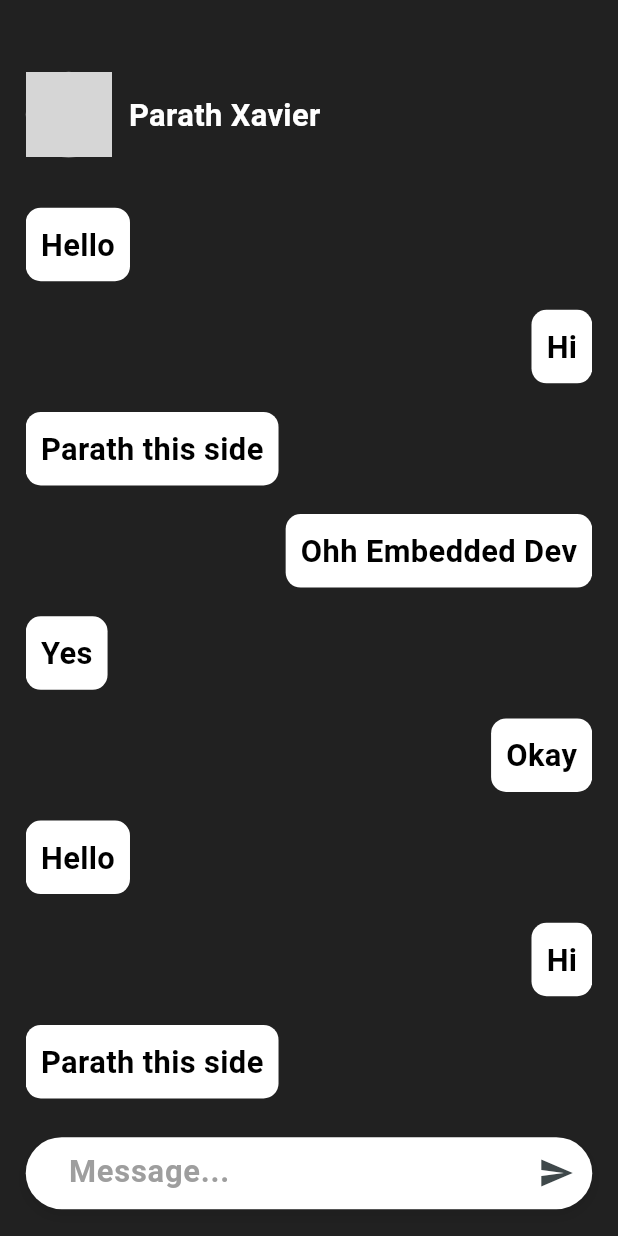
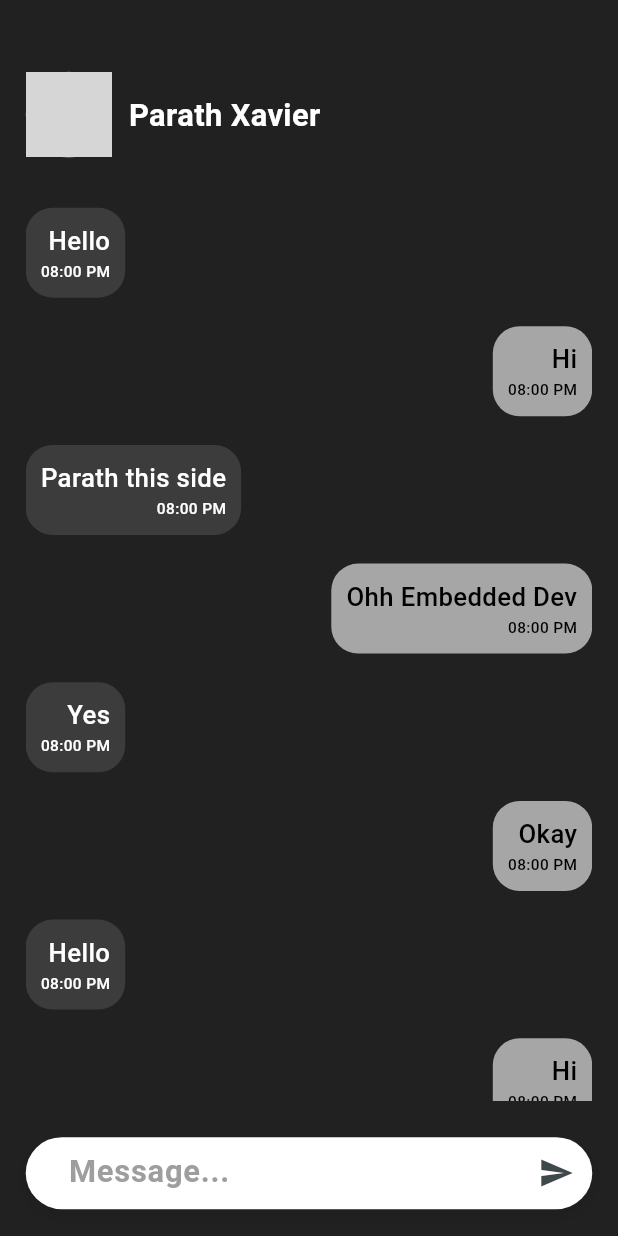
Before and after one commit to rohanpatel1309/chat_pro, a Flutter app: the ChatViewScreen screen opened by its route, on a phone screen of 412 x 824 dp. Run offline on Flutter 3.47's test engine with Material 3 defaults, Android fonts, the phone set to English and light mode, and no system bars; our stand-ins replace flutter_screenutil; network calls fail; grey boxes are pictures that could not be loaded.

Commit message:
- Added chat screen All UIs.

```diff
--- a/lib/core/routes.dart
+++ b/lib/core/routes.dart
@@ -29,7 +29,7 @@ class AppRoutes {
       case chatViewScreen:
         return _materialRoute(const ChatViewScreen());
       default:
-        return _materialRoute(const ChatViewScreen());
+        return _materialRoute(const ChatListScreen());
     }
   }
 
--- a/lib/features/chat/presentation/chat_view_screen.dart
+++ b/lib/features/chat/presentation/chat_view_screen.dart
@@ -160,15 +160,25 @@ class MessageList extends StatelessWidget {
                   margin:  EdgeInsets.symmetric(vertical: 8.h),
                   // Add margin between messages
                   decoration: BoxDecoration(
-                    borderRadius: BorderRadius.circular(10),
-                    color: Colors.white,
+                    borderRadius: BorderRadius.circular(15.h),
+                    color: index % 2 == 0 ? Colors.white12 : Colors.white60,
                   ),
                   padding: const EdgeInsets.all(10.0),
                   // Add padding inside the container
-                  child: Text(
-                    msg[index],
-                    style: CustomTextStyle.mediumStyle.copyWith(
-                        color: Colors.black),
+                  child: Column(
+                    crossAxisAlignment: CrossAxisAlignment.end,
+                    children: [
+                      Text(
+                        msg[index],
+                        style: CustomTextStyle.normalStyle.copyWith(
+                            color: index % 2 == 1 ? Colors.black : Colors.white),
+                      ),
+                      Text(
+                        "08:00 PM",
+                        style: CustomTextStyle.normalStyle.copyWith(fontSize: 9.sp,
+                            color: index % 2 == 1 ? Colors.black : Colors.white),
+                      ),
+                    ],
                   ),
                 ),
               ],
```
